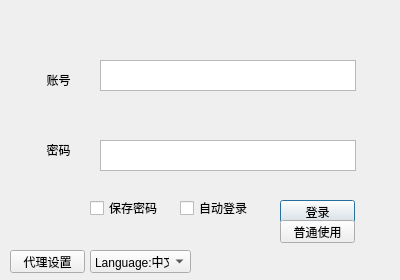
Before: the Qt Designer form Python/Mainexe/web/login.ui in Yecgaa1/UnitAi-Project, drawn with Qt 5.
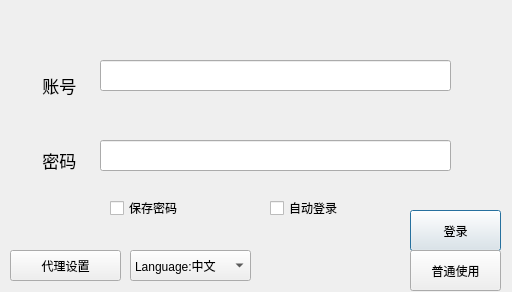
After: the same form once the commit is applied.

Commit message: login ok

The edit to the form file:
```diff
--- a/Python/Mainexe/web/login.ui
+++ b/Python/Mainexe/web/login.ui
@@ -6,32 +6,29 @@
    <rect>
     <x>0</x>
     <y>0</y>
-    <width>400</width>
-    <height>280</height>
+    <width>512</width>
+    <height>292</height>
    </rect>
   </property>
   <property name="windowTitle">
    <string>Dialog</string>
   </property>
-  <widget class="QTextBrowser" name="textBrowser">
-   <property name="geometry">
-    <rect>
-     <x>100</x>
-     <y>60</y>
-     <width>256</width>
-     <height>31</height>
-    </rect>
-   </property>
-  </widget>
   <widget class="QLabel" name="label">
    <property name="geometry">
     <rect>
-     <x>40</x>
+     <x>33</x>
      <y>70</y>
-     <width>54</width>
-     <height>20</height>
+     <width>61</width>
+     <height>31</height>
     </rect>
    </property>
+   <property name="font">
+    <font>
+     <pointsize>13</pointsize>
+     <weight>50</weight>
+     <bold>false</bold>
+    </font>
+   </property>
    <property name="autoFillBackground">
     <bool>false</bool>
    </property>
@@ -39,25 +36,20 @@
     <string>  账号 </string>
    </property>
   </widget>
-  <widget class="QTextBrowser" name="textBrowser_2">
-   <property name="geometry">
-    <rect>
-     <x>100</x>
-     <y>140</y>
-     <width>256</width>
-     <height>31</height>
-    </rect>
-   </property>
-  </widget>
   <widget class="QLabel" name="label_2">
    <property name="geometry">
     <rect>
-     <x>40</x>
-     <y>140</y>
+     <x>33</x>
+     <y>150</y>
      <width>54</width>
      <height>20</height>
     </rect>
    </property>
+   <property name="font">
+    <font>
+     <pointsize>13</pointsize>
+    </font>
+   </property>
    <property name="autoFillBackground">
     <bool>false</bool>
    </property>
@@ -68,7 +60,7 @@
   <widget class="QCheckBox" name="checkBox">
    <property name="geometry">
     <rect>
-     <x>90</x>
+     <x>110</x>
      <y>200</y>
      <width>71</width>
      <height>16</height>
@@ -81,10 +73,10 @@
   <widget class="QPushButton" name="pushButton">
    <property name="geometry">
     <rect>
-     <x>280</x>
-     <y>200</y>
-     <width>75</width>
-     <height>23</height>
+     <x>410</x>
+     <y>210</y>
+     <width>91</width>
+     <height>41</height>
     </rect>
    </property>
    <property name="text">
@@ -96,8 +88,8 @@
     <rect>
      <x>10</x>
      <y>250</y>
-     <width>75</width>
-     <height>23</height>
+     <width>111</width>
+     <height>31</height>
     </rect>
    </property>
    <property name="text">
@@ -107,7 +99,7 @@
   <widget class="QCheckBox" name="checkBox_2">
    <property name="geometry">
     <rect>
-     <x>180</x>
+     <x>270</x>
      <y>200</y>
      <width>71</width>
      <height>16</height>
@@ -120,10 +112,10 @@
   <widget class="QComboBox" name="comboBox">
    <property name="geometry">
     <rect>
-     <x>90</x>
+     <x>130</x>
      <y>250</y>
-     <width>101</width>
-     <height>23</height>
+     <width>121</width>
+     <height>31</height>
     </rect>
    </property>
    <item>
@@ -145,16 +137,36 @@
   <widget class="QPushButton" name="pushButton_3">
    <property name="geometry">
     <rect>
-     <x>280</x>
-     <y>220</y>
-     <width>75</width>
-     <height>23</height>
+     <x>410</x>
+     <y>250</y>
+     <width>91</width>
+     <height>41</height>
     </rect>
    </property>
    <property name="text">
     <string>普通使用</string>
    </property>
   </widget>
+  <widget class="QLineEdit" name="textaccount">
+   <property name="geometry">
+    <rect>
+     <x>100</x>
+     <y>60</y>
+     <width>351</width>
+     <height>31</height>
+    </rect>
+   </property>
+  </widget>
+  <widget class="QLineEdit" name="lineEdit">
+   <property name="geometry">
+    <rect>
+     <x>100</x>
+     <y>140</y>
+     <width>351</width>
+     <height>31</height>
+    </rect>
+   </property>
+  </widget>
  </widget>
  <resources/>
  <connections/>
```
Left out of the diff: 12 changed lines with no effect on the pictures. The commit also changes 10 other files.
